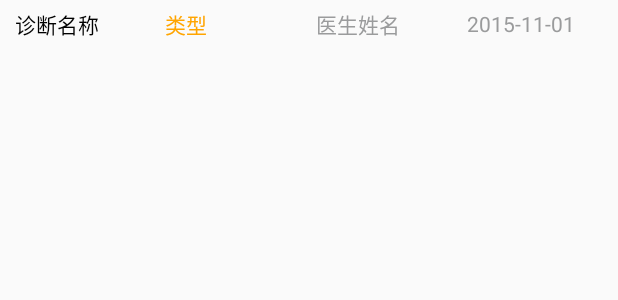
After one commit to cgcdhcc/MobileDoctor, an Android app: the layout adapter_diagnosis.xml on its own in the app's theme, with its tools: preview values and no code run, on a phone screen of 412 x 824 dp. The commit adds this screen. Shown: the top 300 px of the screen. Run offline under Robolectric (Android 15) with nearby library versions, the phone set to English and light mode, and no system bars.

Commit message:
1月10日提交,临时提交

```diff
--- /dev/null
+++ b/app/src/main/res/layout/adapter_diagnosis.xml
@@ -0,0 +1,108 @@
+<?xml version="1.0" encoding="utf-8"?>
+<!--  -->
+<TableLayout xmlns:android="http://schemas.android.com/apk/res/android"
+    android:id="@+id/layout_row"
+    android:layout_width="fill_parent"
+    android:layout_height="wrap_content"
+    android:layout_weight="1"
+    android:gravity="center_vertical" >
+
+    <TableRow
+
+        android:paddingLeft="10dp"
+        android:layout_height="40dp"
+        android:paddingTop="5dp"
+        android:paddingBottom="5dp"
+        android:gravity="center"
+        >
+
+        <TextView
+            android:id="@+id/tv_diaDesc"
+            android:layout_width="0dp"
+            android:layout_height="wrap_content"
+
+            android:layout_weight="1"
+            android:gravity="left"
+            android:text="诊断名称"
+            android:textColor="@color/black"
+            android:textSize="@dimen/sp_content"
+            >
+        </TextView>
+
+        <TextView
+            android:id="@+id/tv_diaType"
+            android:layout_width="0dp"
+            android:layout_height="wrap_content"
+            android:layout_weight="1"
+            android:gravity="left"
+            android:singleLine="false"
+            android:text="类型"
+             android:textColor="@color/orange"
+            android:textSize="@dimen/sp_content"
+             >
+        </TextView>
+
+        <TextView
+            android:id="@+id/tv_diaDoc"
+            android:layout_width="0dp"
+            android:layout_height="wrap_content"
+            android:layout_weight="1"
+            android:gravity="left"
+            android:singleLine="false"
+            android:text="医生姓名"
+             android:textColor="@color/gray"
+            android:textSize="@dimen/sp_content"  >
+        </TextView>
+
+        <TextView
+            android:id="@+id/tv_diaDate"
+            android:layout_width="0dp"
+            android:layout_height="wrap_content"
+            android:layout_weight="1"
+            android:gravity="left"
+            android:singleLine="false"
+            android:text="2015-11-01"
+             android:textColor="@color/gray"
+            android:textSize="@dimen/sp_content" >
+        </TextView>
+          <ImageView
+            android:layout_width="wrap_content"
+            android:layout_height="wrap_content"
+            android:textIsSelectable="false" />
+    </TableRow>
+
+    <TableRow
+        android:visibility="gone"
+        >
+
+        <TextView
+            android:id="@+id/tv_diaStat"
+            android:paddingLeft="16dp"
+            android:layout_width="0dp"
+            android:layout_height="wrap_content"
+            android:layout_weight="1"
+            android:gravity="left"
+            android:singleLine="false"
+            android:text="diaType"
+            android:textColor="#666666"
+            android:textSize="20sp"
+            android:textStyle="normal" >
+        </TextView>
+
+
+
+        <TextView
+            android:id="@+id/tv_diaTime"
+            android:layout_width="0dp"
+            android:layout_height="wrap_content"
+            android:layout_weight="1"
+            android:gravity="left"
+            android:singleLine="false"
+            android:text="diaTime"
+            android:textColor="#666666"
+            android:textSize="20sp"
+            android:textStyle="normal" >
+        </TextView>
+    </TableRow>
+
+</TableLayout>
```
Also changed, not shown: app/src/main/java/com/imedical/mobiledoctor/XMLservice/UserManager.java (added, +182 -0 lines), app/src/main/java/com/imedical/mobiledoctor/adapter/DiagnosisAdapter.java (added, +96 -0 lines), app/src/main/res/layout/page2_diagnosis_activity.xml (+18 -0 lines), app/src/main/res/drawable/page1_.png (added).
